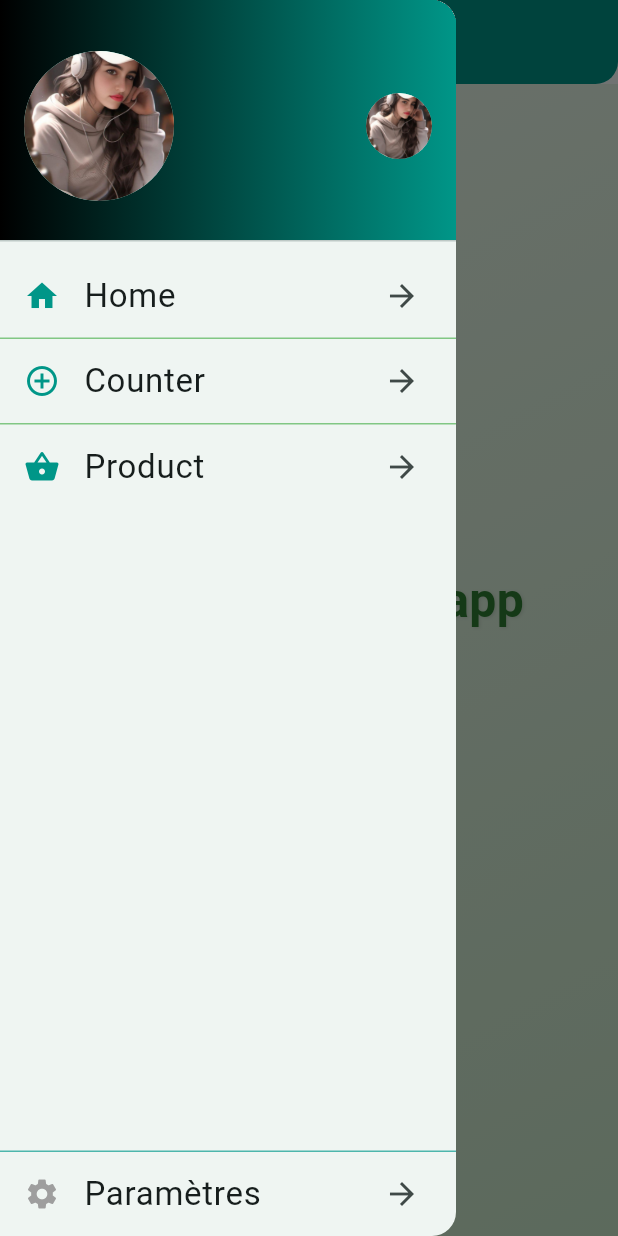
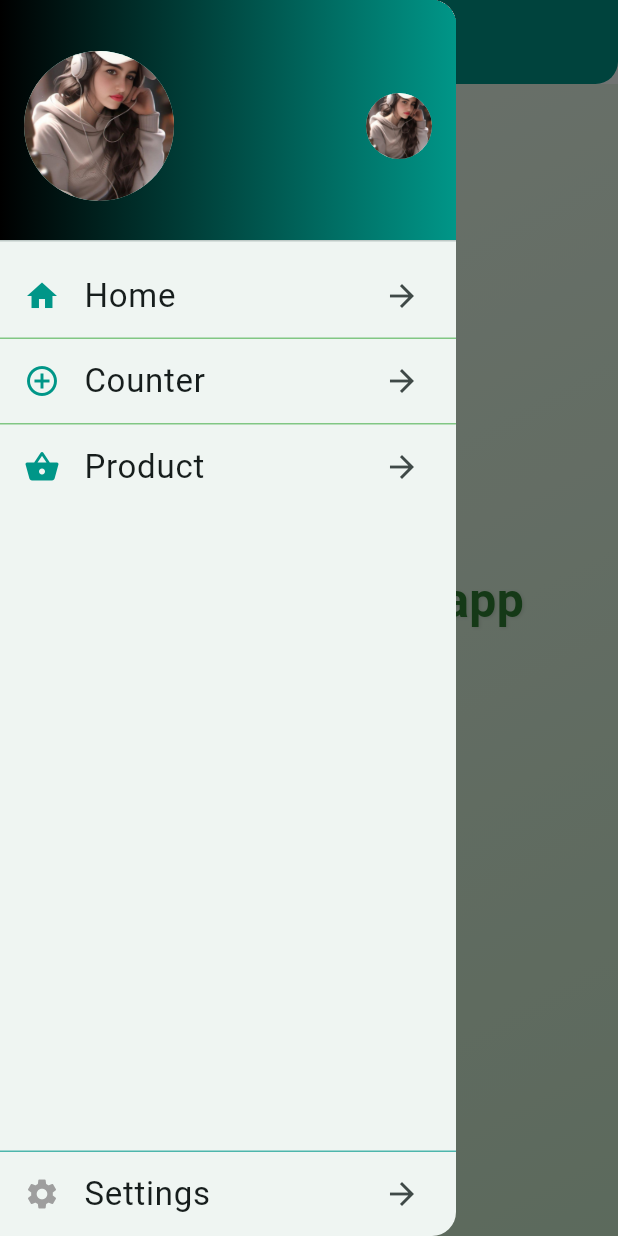
Before and after one commit to Erradilatifa/flutter, a Flutter app: the screen it shows after launch, with the side drawer open, on a phone screen of 412 x 824 dp. Run offline on Flutter 3.47's test engine with Material 3 defaults, Android fonts, the phone set to English and light mode, and no system bars.

Commit message:
Ajout de la nouvelle version du projet

```diff
--- a/lib/widgets/cutom.drawer.widget.dart
+++ b/lib/widgets/cutom.drawer.widget.dart
@@ -50,7 +50,7 @@ class MyCustomDrawer extends StatelessWidget {
             color: Colors.teal[300],
           ),
           MyDrawerItem(
-            title: "Paramètres",
+            title: "Settings",
             itemIcon: const Icon(Icons.settings, color: Colors.grey), // Icône paramètres
             route: "/settings",
           ),
```
